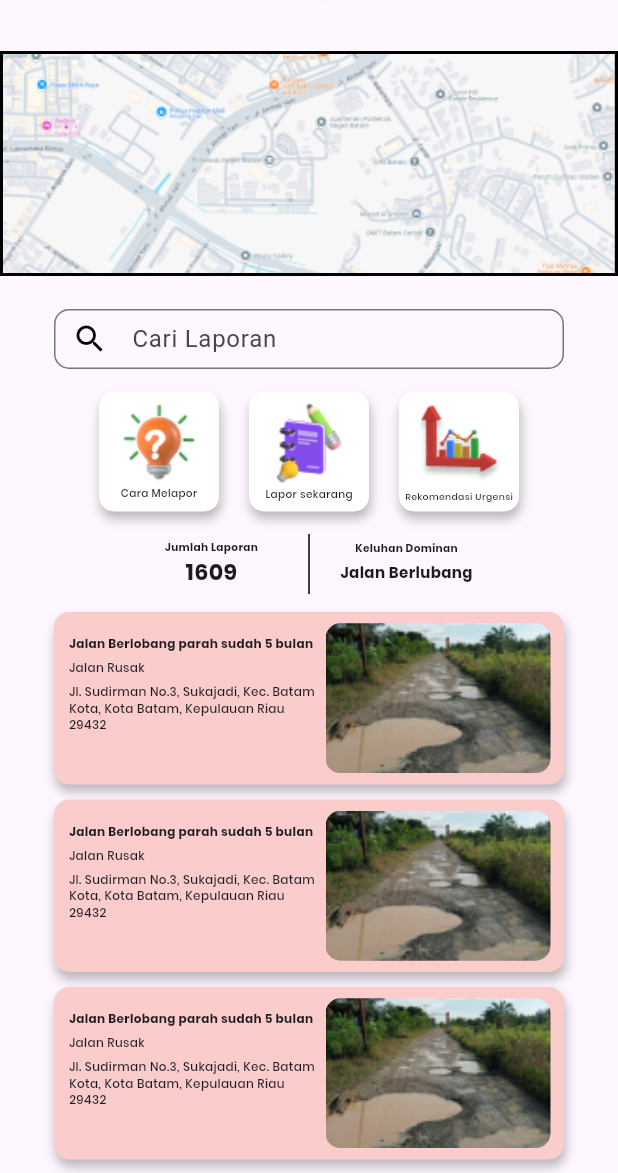
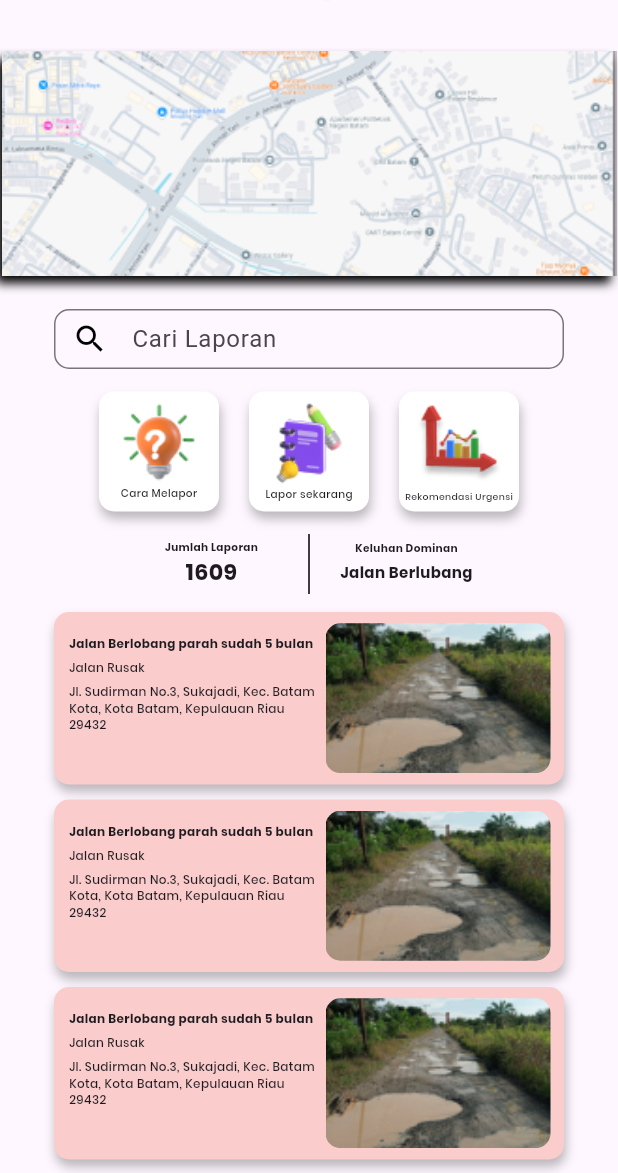
Before and after one commit to kaminariwhat/PBL20KMIPN, a Flutter app: the screen it shows after launch, on a phone screen of 412 x 824 dp, the part 63-1236 px from its top. Run offline on Flutter 3.47's test engine with Material 3 defaults, Android fonts, the phone set to English and light mode, and no system bars.

Commit message:
update widget map

```diff
--- a/lib/screens/homepage.dart
+++ b/lib/screens/homepage.dart
@@ -42,17 +42,20 @@ class HomeScreen extends StatelessWidget {
           children: <Widget>[
             Container(
               height: 150,
-              width: 420,
+              width: 410,
               margin: const EdgeInsets.only(
                 top: 20,
                 bottom: 20,
               ),
-              decoration: BoxDecoration(
-                border: Border.all(
-                  color: Colors.black,
-                  width: 2.0,
-                  ),
-                image: const DecorationImage(
+              decoration: const BoxDecoration(
+                boxShadow: [
+                  BoxShadow(
+                    color: Colors.black,
+                    offset: Offset(-4.0, 5.0),
+                    blurRadius: 5.0,
+                  )
+                  ],
+                image: DecorationImage(
                 image: AssetImage('assets/images/peta.png'),
                 fit: BoxFit.cover,
               ),
```
